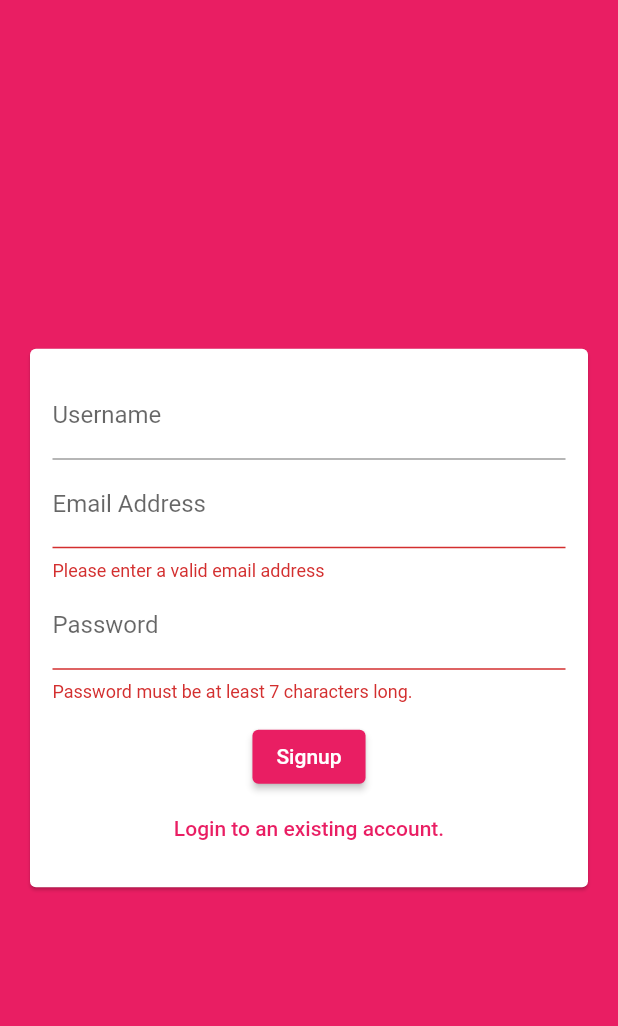
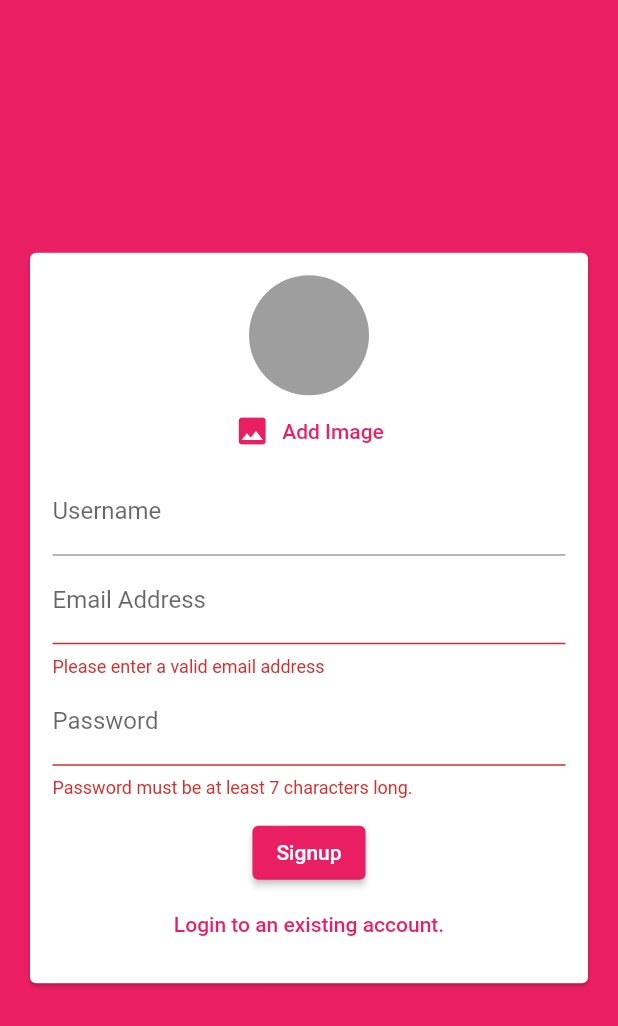
Before and after one commit to PratikJH153/ChatAppCourse, a Flutter app: the screen it shows after launch, after a tap on "Login", after a tap on "Create new account", on a phone screen of 412 x 824 dp. Shown: the top 1026 px of the screen. Run offline on Flutter 3.47's test engine with Material 2 defaults, Android fonts, the phone set to English and light mode, and no system bars; our stand-ins replace cloud_firestore, firebase_auth, firebase_core, firebase_storage, image_picker; accounts and stored records are empty.

Commit message:
Added Upload Image Functionality &Chat with Users functionality

```diff
--- a/lib/views/auth_page.dart
+++ b/lib/views/auth_page.dart
@@ -1,6 +1,9 @@
-import 'package:chatapp/widgets/auth_form.dart';
+import 'dart:io';
+
+import 'package:chatapp/widgets/auth/auth_form.dart';
 import 'package:cloud_firestore/cloud_firestore.dart';
 import 'package:firebase_auth/firebase_auth.dart';
+import 'package:firebase_storage/firebase_storage.dart';
 import 'package:flutter/material.dart';
 import 'package:flutter/services.dart';
 
@@ -21,6 +24,7 @@ class _AuthPageState extends State<AuthPage> {
     String password,
     String username,
     AuthMode authMode,
+    File image,
     BuildContext ctx,
   ) async {
     UserCredential userCredential;
@@ -38,9 +42,19 @@ class _AuthPageState extends State<AuthPage> {
           email: email,
           password: password,
         );
-      }
 
         await userCredential.user!.updateDisplayName(username);
+
+        final ref = FirebaseStorage.instance
+            .ref()
+            .child("user_images")
+            .child(userCredential.user!.uid + ".jpg");
+
+        await ref.putFile(image).whenComplete(() {
+          print("Done");
+        });
+
+        final url = await ref.getDownloadURL();
 
         await FirebaseFirestore.instance
             .collection("users")
@@ -48,7 +62,9 @@ class _AuthPageState extends State<AuthPage> {
             .set({
           "username": username,
           "email": email,
+          "image_url": url,
         });
+      }
     } on PlatformException catch (err) {
       var message = "An error occurred, please check your credentials!";
 
--- a/lib/widgets/auth_form.dart
+++ b/lib/widgets/auth/auth_form.dart
@@ -1,3 +1,6 @@
+import 'dart:io';
+
+import 'package:chatapp/widgets/pickers/user_image_picker.dart';
 import 'package:flutter/material.dart';
 
 enum AuthMode {
@@ -11,6 +14,7 @@ class AuthForm extends StatefulWidget {
     String password,
     String username,
     AuthMode authMode,
+    File image,
     BuildContext ctx,
   ) submitFn;
   final bool isLoading;
@@ -25,13 +29,30 @@ class _AuthFormState extends State<AuthForm> {
   final TextEditingController _usernameController = TextEditingController();
   final TextEditingController _passwordController = TextEditingController();
 
+  File? _userImageFile;
+
   final GlobalKey<FormState> _formKey = GlobalKey<FormState>();
 
   AuthMode _authMode = AuthMode.signin;
 
-  void _submit() {
+  void _pickedImage(File image) {
+    _userImageFile = image;
+  }
+
+  void _submit(BuildContext ctx) {
     final form = _formKey.currentState;
     FocusScope.of(context).unfocus();
+
+    if (_userImageFile == null && _authMode == AuthMode.signup) {
+      ScaffoldMessenger.of(ctx).showSnackBar(
+        const SnackBar(
+          content: Text("Please pick an image"),
+          backgroundColor: Colors.grey,
+        ),
+      );
+      return;
+    }
+
     if (form!.validate()) {
       form.save();
       widget.submitFn(
@@ -39,6 +60,7 @@ class _AuthFormState extends State<AuthForm> {
         _passwordController.text.trim(),
         _usernameController.text.trim(),
         _authMode,
+        _userImageFile!,
         context,
       );
     }
@@ -78,6 +100,11 @@ class _AuthFormState extends State<AuthForm> {
                 mainAxisSize: MainAxisSize.min,
                 children: [
                   if (_authMode == AuthMode.signup)
+                    Column(
+                      children: [
+                        UserImagePicker(
+                          _pickedImage,
+                        ),
                         TextFormField(
                           key: const ValueKey("username"),
                           controller: _usernameController,
@@ -91,6 +118,8 @@ class _AuthFormState extends State<AuthForm> {
                           decoration: const InputDecoration(
                             labelText: "Username",
                           ),
+                        ),
+                      ],
                     ),
                   TextFormField(
                     key: const ValueKey("email"),
@@ -129,7 +158,7 @@ class _AuthFormState extends State<AuthForm> {
                           child: CircularProgressIndicator(),
                         )
                       : ElevatedButton(
-                          onPressed: _submit,
+                          onPressed: () => _submit(context),
                           child: Text(
                             _authMode == AuthMode.signin ? "Login" : "Signup",
                           ),
--- /dev/null
+++ b/lib/widgets/pickers/user_image_picker.dart
@@ -0,0 +1,51 @@
+import 'dart:io';
+
+import 'package:flutter/material.dart';
+import 'package:image_picker/image_picker.dart';
+
+class UserImagePicker extends StatefulWidget {
+  final void Function(File pickedImage) imagePickFn;
+  const UserImagePicker(this.imagePickFn, {Key? key}) : super(key: key);
+
+  @override
+  _UserImagePickerState createState() => _UserImagePickerState();
+}
+
+class _UserImagePickerState extends State<UserImagePicker> {
+  File? _selectedImage;
+
+  void _pickImage() async {
+    final picker = ImagePicker();
+    final image = await picker.getImage(
+      source: ImageSource.camera,
+      imageQuality: 50,
+      maxWidth: 150,
+    );
+    setState(() {
+      _selectedImage = File(image!.path);
+    });
+    widget.imagePickFn(_selectedImage!);
+  }
+
+  @override
+  Widget build(BuildContext context) {
+    return Column(
+      children: [
+        CircleAvatar(
+          radius: 40,
+          backgroundColor: Colors.grey,
+          backgroundImage:
+              _selectedImage != null ? FileImage(_selectedImage!) : null,
+        ),
+        TextButton.icon(
+          onPressed: _pickImage,
+          style: TextButton.styleFrom(
+            primary: Theme.of(context).primaryColor,
+          ),
+          icon: const Icon(Icons.image),
+          label: const Text("Add Image"),
+        ),
+      ],
+    );
+  }
+}
--- a/pubspec.yaml
+++ b/pubspec.yaml
@@ -33,6 +33,7 @@ dependencies:
   firebase_auth: ^3.3.5
   cloud_firestore: ^3.1.6
   firebase_storage: ^10.2.5
+  image_picker: ^0.8.4+4
 
   # The following adds the Cupertino Icons font to your application.
   # Use with the CupertinoIcons class for iOS style icons.
```
Also changed, not shown: lib/views/chat_page.dart (+19 -29 lines), lib/widgets/chat/message_bubble.dart (added, +65 -0 lines), lib/widgets/chat/messages.dart (added, +43 -0 lines), lib/widgets/chat/new_message.dart (added, +57 -0 lines), pubspec.lock. Lines whose indentation alone changed are shown as unchanged.
